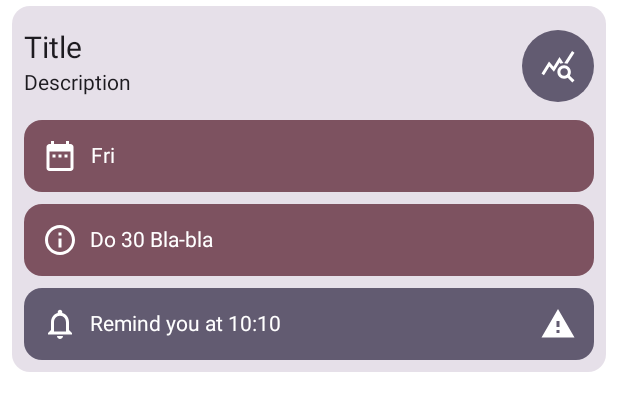
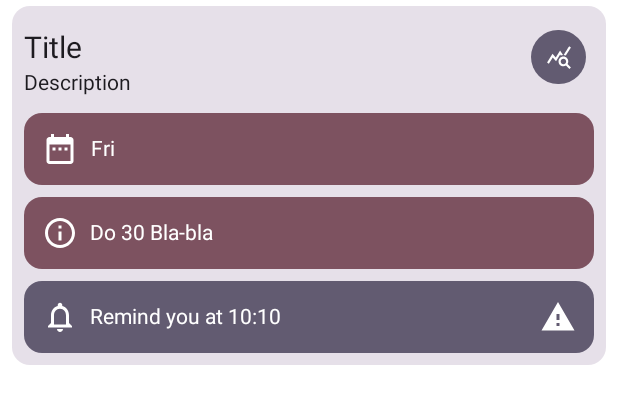
Before and after one commit to grigorevmp/Simple-Habit-Tracker, an Android app built with Jetpack Compose: the @Preview function HabitCardPreview, on a phone screen of 412 x 824 dp. Shown: the top 411 px of the screen. Run offline under Robolectric (Android 15) with nearby library versions, the phone set to English and light mode, and no system bars; our stand-ins replace Room's generated code.

Commit message:
1.0.0-beta-4 | fix: Many statistic improvements

```diff
--- a/app/build.gradle.kts
+++ b/app/build.gradle.kts
@@ -17,8 +17,8 @@ android {
         applicationId = "com.grigorevmp.habits"
         minSdk = 26
         targetSdk = 34
-        versionCode = 4
-        versionName = "1.0.0 Beta 3"
+        versionCode = 5
+        versionName = "1.0.0 Beta 3HF"
 
         testInstrumentationRunner = "androidx.test.runner.AndroidJUnitRunner"
         vectorDrawables {
--- a/app/src/main/java/com/grigorevmp/habits/presentation/screen/habits/elements/HabitCard.kt
+++ b/app/src/main/java/com/grigorevmp/habits/presentation/screen/habits/elements/HabitCard.kt
@@ -4,18 +4,16 @@ import android.content.Context
 import androidx.compose.animation.AnimatedVisibility
 import androidx.compose.animation.core.FastOutLinearInEasing
 import androidx.compose.animation.core.FastOutSlowInEasing
-import androidx.compose.animation.core.LinearOutSlowInEasing
 import androidx.compose.animation.core.TweenSpec
 import androidx.compose.animation.expandVertically
 import androidx.compose.animation.fadeIn
-import androidx.compose.animation.fadeOut
+import androidx.compose.animation.scaleIn
+import androidx.compose.animation.scaleOut
 import androidx.compose.foundation.layout.Column
 import androidx.compose.foundation.layout.Row
 import androidx.compose.foundation.layout.Spacer
 import androidx.compose.foundation.layout.fillMaxWidth
 import androidx.compose.foundation.layout.padding
-import androidx.compose.foundation.layout.size
-import androidx.compose.foundation.shape.RoundedCornerShape
 import androidx.compose.material.icons.Icons
 import androidx.compose.material.icons.filled.DateRange
 import androidx.compose.material.icons.filled.Warning
@@ -40,7 +38,6 @@ import androidx.compose.runtime.setValue
 import androidx.compose.ui.Alignment
 import androidx.compose.ui.Modifier
 import androidx.compose.ui.platform.LocalContext
-import androidx.compose.ui.res.painterResource
 import androidx.compose.ui.res.stringResource
 import androidx.compose.ui.text.style.TextAlign
 import androidx.compose.ui.tooling.preview.Preview
@@ -53,6 +50,7 @@ import com.grigorevmp.habits.data.HabitEntity
 import com.grigorevmp.habits.data.SerializableTimePickerState
 import com.grigorevmp.habits.presentation.screen.habits.data.StatYear
 import com.grigorevmp.habits.presentation.screen.habits.elements.bottom_sheet.AddEditBottomSheet
+import com.grigorevmp.habits.presentation.screen.habits.elements.common.ActionIcon
 import com.grigorevmp.habits.presentation.screen.habits.elements.stastistic.MonthCard
 import com.grigorevmp.habits.presentation.screen.habits.elements.stastistic.YearCard
 import com.grigorevmp.habits.presentation.screen.habits.parseToDate
@@ -109,7 +107,9 @@ fun HabitCard(
             Row(
                 modifier = Modifier.padding(top = 8.dp)
             ) {
-                Column {
+                Column (
+                    modifier = Modifier.align(Alignment.CenterVertically)
+                ) {
                     Text(
                         text = title,
                         fontSize = 20.sp,
@@ -124,49 +124,27 @@ fun HabitCard(
 
                 AnimatedVisibility(
                     visible = isStatisticsOpened.value,
-                    enter = fadeIn(
-                        animationSpec = TweenSpec(400, 200, LinearOutSlowInEasing)
+                    enter = scaleIn(
+                        animationSpec = TweenSpec(200, 0, FastOutSlowInEasing)
                     ),
-                    exit = fadeOut(
+                    exit = scaleOut(
                         animationSpec = TweenSpec(200, 0, FastOutLinearInEasing)
                     ),
                 ) {
-                    Card(
-                        modifier = Modifier.size(48.dp),
-                        shape = RoundedCornerShape(24.dp),
-                        colors = CardDefaults.cardColors(
-                            containerColor = MaterialTheme.colorScheme.secondary
-                        ),
-                        onClick = {
-                            selectedHabit = habitEntity
-                            openBottomSheet = true
-                        }
+                    ActionIcon(
+                        iconId = R.drawable.ic_edit,
+                        iconDescription = stringResource(R.string.edit_icon_description)
                     ) {
-                        Icon(
-                            painter = painterResource(id = R.drawable.ic_edit),
-                            contentDescription = "Edit icon",
-                            modifier = Modifier.padding(12.dp)
-                        )
+                        selectedHabit = habitEntity
+                        openBottomSheet = true
                     }
                 }
 
-                Spacer(modifier = Modifier.size(8.dp))
-
-                Card(
-                    modifier = Modifier.size(48.dp),
-                    shape = RoundedCornerShape(24.dp),
-                    colors = CardDefaults.cardColors(
-                        containerColor = MaterialTheme.colorScheme.secondary
-                    ),
-                    onClick = {
-                        isStatisticsOpened.value = !isStatisticsOpened.value
-                    }
+                ActionIcon(
+                    iconId = R.drawable.ic_stat,
+                    iconDescription = stringResource(R.string.statistic_icon_description)
                 ) {
-                    Icon(
-                        painter = painterResource(id = R.drawable.ic_stat),
-                        contentDescription = "Date range icon",
-                        modifier = Modifier.padding(12.dp)
-                    )
+                    isStatisticsOpened.value = !isStatisticsOpened.value
                 }
             }
 
@@ -183,9 +161,9 @@ fun HabitCard(
             AnimatedVisibility(
                 visible = isStatisticsOpened.value,
                 enter = fadeIn(
-                    animationSpec = TweenSpec(400, 400, FastOutSlowInEasing)
+                    animationSpec = TweenSpec(400, 0, FastOutSlowInEasing)
                 ) + expandVertically(
-                    animationSpec = TweenSpec(400, 400, FastOutSlowInEasing)
+                    animationSpec = TweenSpec(200, 0, FastOutSlowInEasing)
                 )
             ) {
                 TabCard(
@@ -202,7 +180,10 @@ fun TabCard(
     habitId: Long,
     getAllHabitDates: Map<Long, List<StatYear>>,
 ) {
-    val tabOptions = listOf("Month", "Year")
+    val tabOptions = listOf(
+        stringResource(R.string.statistic_month),
+        stringResource(R.string.statistic_year),
+    )
     var selectedTab by remember { mutableIntStateOf(0) }
     val stats = getAllHabitDates[habitId]
 
@@ -251,7 +232,7 @@ private fun DateInfoCard(days: String) {
             verticalAlignment = Alignment.CenterVertically
         ) {
             Icon(
-                Icons.Filled.DateRange, contentDescription = "Reminder",
+                Icons.Filled.DateRange, contentDescription = stringResource(R.string.reminder_icon_description),
 
                 modifier = Modifier.align(Alignment.CenterVertically)
             )
@@ -279,7 +260,7 @@ private fun CountableInfoCard(countableEntity: CountableEntity) {
             verticalAlignment = Alignment.CenterVertically
         ) {
             Icon(
-                Icons.Outlined.Info, contentDescription = "Reminder",
+                Icons.Outlined.Info, contentDescription = stringResource(R.string.reminder_icon_description),
 
                 modifier = Modifier.align(Alignment.CenterVertically)
             )
@@ -307,7 +288,7 @@ private fun NotificationInfoCard(time: String, habitEntity: HabitEntity) {
             verticalAlignment = Alignment.CenterVertically
         ) {
             Icon(
-                Icons.Outlined.Notifications, contentDescription = "Reminder",
+                Icons.Outlined.Notifications, contentDescription = stringResource(R.string.reminder_icon_description),
 
                 modifier = Modifier.align(Alignment.CenterVertically)
             )
@@ -328,7 +309,7 @@ private fun NotificationInfoCard(time: String, habitEntity: HabitEntity) {
                 )
             ) {
                 Icon(
-                    Icons.Filled.Warning, contentDescription = "Failed",
+                    Icons.Filled.Warning, contentDescription = stringResource(R.string.failed_icon_description),
 
                     modifier = Modifier.align(Alignment.CenterVertically)
                 )
--- /dev/null
+++ b/app/src/main/java/com/grigorevmp/habits/presentation/screen/habits/elements/common/ActionIcon.kt
@@ -0,0 +1,41 @@
+package com.grigorevmp.habits.presentation.screen.habits.elements.common
+
+import androidx.compose.foundation.layout.height
+import androidx.compose.foundation.layout.padding
+import androidx.compose.foundation.layout.size
+import androidx.compose.foundation.shape.RoundedCornerShape
+import androidx.compose.material3.Card
+import androidx.compose.material3.CardDefaults
+import androidx.compose.material3.ExperimentalMaterial3Api
+import androidx.compose.material3.Icon
+import androidx.compose.material3.MaterialTheme
+import androidx.compose.runtime.Composable
+import androidx.compose.ui.Modifier
+import androidx.compose.ui.res.painterResource
+import androidx.compose.ui.unit.dp
+
+@OptIn(ExperimentalMaterial3Api::class)
+@Composable
+fun ActionIcon(
+    iconId: Int,
+    iconDescription: String,
+    modifier: Modifier = Modifier,
+    onClick: () -> Unit = { },
+) {
+    Card(
+        modifier = modifier.height(36.dp),
+        shape = RoundedCornerShape(24.dp),
+        colors = CardDefaults.cardColors(
+            containerColor = MaterialTheme.colorScheme.secondary
+        ),
+        onClick = onClick
+    ) {
+        Icon(
+            painter = painterResource(id = iconId),
+            contentDescription = iconDescription,
+            modifier = Modifier
+                .padding(9.dp)
+                .size(18.dp)
+        )
+    }
+}
--- a/app/src/main/java/com/grigorevmp/habits/presentation/screen/today/elements/NoHabitsForDayCard.kt
+++ b/app/src/main/java/com/grigorevmp/habits/presentation/screen/today/elements/NoHabitsForDayCard.kt
@@ -36,7 +36,7 @@ fun NoHabitsForDayCard() {
 
             Icon(
                 painter = painterResource(id = R.drawable.ic_today),
-                contentDescription = stringResource(R.string.today_screen_reminder_icon_description),
+                contentDescription = stringResource(R.string.reminder_icon_description),
                 modifier = Modifier
                     .align(Alignment.CenterVertically)
             )
--- a/app/src/main/res/values/strings.xml
+++ b/app/src/main/res/values/strings.xml
@@ -31,6 +31,15 @@
     <string name="day_6_short_1">S</string>
     <string name="day_7_short_1">S</string>
 
+    <string name="reminder_icon_description">Reminder icon</string>
+    <string name="failed_icon_description">Warning icon</string>
+    <string name="icon_left_description">Icon left</string>
+    <string name="icon_right_description">Icon right</string>
+    <string name="edit_icon_description">Edit icon</string>
+    <string name="statistic_icon_description">Statistic icon</string>
+    <string name="statistic_month">Month</string>
+    <string name="statistic_year">Year</string>
+
     <!-- Today screen -->
     <string name="today_screen_statistics_title">Statistics</string>
     <string name="today_screen_latest_title">Latest habits</string>
@@ -38,7 +47,6 @@
     <string name="today_screen_statistics_week">Week №%1$s</string>
     <string name="today_screen_statistics_totally_completed">Totally: %1$s%%</string>
     <string name="today_screen_habit_card_no_planned_habits">No planned habits</string>
-    <string name="today_screen_reminder_icon_description">Reminder icon</string>
 
     <string name="today_screen_countable_dialog_title">Countable value set up</string>
     <string name="today_screen_countable_dialog_value_label">Value</string>
@@ -88,7 +96,6 @@
     <string name="habit_screen_add_new_habit_add_notification_button">Add notification</string>
     <string name="habit_screen_add_new_habit_change_notification_button">Enable notification</string>
     <string name="habit_screen_add_new_habit_add_habit_button">Add Habit</string>
-    <string name="habit_screen_add_new_habit_reminder_icon_description">Reminder icon</string>
     <string name="habit_screen_add_new_habit_days_icon_description">Days icon</string>
     <string name="habit_screen_add_new_habit_error_icon_description">Error icon\n</string>
     <string name="habit_screen_add_new_habit_dialog_countable_icon_description">Countable icon</string>
@@ -107,7 +114,7 @@
     <string name="habit_screen_edit_habit_title" translatable="false">@string/habit_screen_add_new_habit_title</string>
     <string name="habit_screen_edit_habit_description" translatable="false">@string/habit_screen_add_new_habit_description</string>
     <string name="habit_screen_edit_habit_days_icon_description" translatable="false">@string/habit_screen_add_new_habit_days_icon_description</string>
-    <string name="habit_screen_edit_habit_reminder_description" translatable="false">@string/habit_screen_add_new_habit_reminder_icon_description</string>
+    <string name="habit_screen_edit_habit_reminder_description" translatable="false">@string/reminder_icon_description</string>
     <string name="habit_screen_edit_habit_change_notification_button" translatable="false">@string/habit_screen_add_new_habit_change_notification_button</string>
     <string name="habit_screen_edit_habit_save_changes_button" translatable="false">@string/save_button</string>
     <string name="habit_screen_edit_habit_error_icon_description" translatable="false">@string/habit_screen_add_new_habit_error_icon_description</string>
```
Also changed, not shown: app/src/main/java/com/grigorevmp/habits/presentation/screen/habits/elements/stastistic/MonthCard.kt (+42 -44 lines), app/src/main/java/com/grigorevmp/habits/presentation/screen/habits/elements/stastistic/YearCard.kt (+14 -41 lines), app/src/main/java/com/grigorevmp/habits/presentation/screen/today/mapper/TodayScreenMapper.kt (+8 -1 lines), 1 other file.
